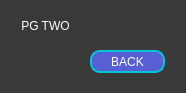
The window that uiFiles/pageTwo.ui (HappyAcidRain/STUDYQT) describes before a commit, drawn with Qt 5.
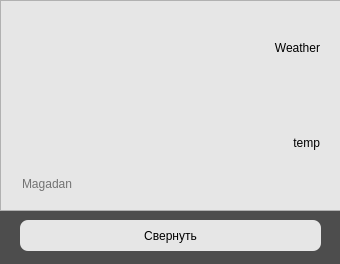
The same window after the commit. Icons and pictures are not drawn.

```diff
--- a/uiFiles/pageTwo.ui
+++ b/uiFiles/pageTwo.ui
@@ -6,8 +6,8 @@
    <rect>
     <x>0</x>
     <y>0</y>
-    <width>186</width>
-    <height>93</height>
+    <width>340</width>
+    <height>264</height>
    </rect>
   </property>
   <property name="windowTitle">
@@ -15,53 +15,133 @@
   </property>
   <property name="styleSheet">
    <string notr="true">QWidget{
-	background: rgb(57, 57, 57);
-	color: white;
+	background: rgb(77, 77, 77);
+	color: black;
 }
 
 QPushButton {
-	background: rgb(88, 94, 211);
-	border: 2px solid rgb(0, 198, 216);
-	border-radius: 10px;
+	background: rgb(230, 230, 230);
+	border: solid;
+	border-radius: 8px;
 
 }
 
 QPushButton:pressed{
-	background:rgb(0, 8, 129);
-	border: 2px solid rgb(12, 218, 211);
-	border-radius: 10px;
+	background:rgb(216, 216, 216);
+	border: solid;
+	border-radius: 8px;
+}
+
+QLineEdit {
+	background: rgb(230, 230, 230);
+	color: black;
+	border: solid;
+	border-radius: 8px;
+}
+
+QFrame {
+	background: rgb(230, 230, 230);
 }</string>
   </property>
   <widget class="QWidget" name="centralwidget">
-   <widget class="QLabel" name="lbl_pageName">
+   <widget class="QLineEdit" name="le_city">
+    <property name="geometry">
+     <rect>
+      <x>20</x>
+      <y>170</y>
+      <width>101</width>
+      <height>28</height>
+     </rect>
+    </property>
+    <property name="placeholderText">
+     <string>Magadan</string>
+    </property>
+   </widget>
+   <widget class="QLabel" name="lbl_temp">
+    <property name="geometry">
+     <rect>
+      <x>190</x>
+      <y>110</y>
+      <width>130</width>
+      <height>66</height>
+     </rect>
+    </property>
+    <property name="text">
+     <string>temp</string>
+    </property>
+    <property name="alignment">
+     <set>Qt::AlignRight|Qt::AlignTrailing|Qt::AlignVCenter</set>
+    </property>
+   </widget>
+   <widget class="QFrame" name="frame">
     <property name="geometry">
      <rect>
       <x>0</x>
-      <y>10</y>
-      <width>91</width>
-      <height>31</height>
+      <y>0</y>
+      <width>341</width>
+      <height>211</height>
      </rect>
     </property>
-    <property name="text">
-     <string>PG TWO</string>
+    <property name="frameShape">
+     <enum>QFrame::StyledPanel</enum>
     </property>
-    <property name="alignment">
-     <set>Qt::AlignCenter</set>
+    <property name="frameShadow">
+     <enum>QFrame::Raised</enum>
     </property>
+    <widget class="QLabel" name="lbl_icon_2">
+     <property name="geometry">
+      <rect>
+       <x>20</x>
+       <y>20</y>
+       <width>61</width>
+       <height>61</height>
+      </rect>
+     </property>
+     <property name="text">
+      <string/>
+     </property>
+     <property name="pixmap">
+      <pixmap>../NEW_APP/res/sunny-500.png</pixmap>
+     </property>
+     <property name="scaledContents">
+      <bool>true</bool>
+     </property>
+    </widget>
    </widget>
    <widget class="QPushButton" name="btn_back">
     <property name="geometry">
      <rect>
-      <x>90</x>
-      <y>50</y>
-      <width>75</width>
-      <height>23</height>
+      <x>20</x>
+      <y>220</y>
+      <width>301</width>
+      <height>31</height>
      </rect>
     </property>
     <property name="text">
-     <string>BACK</string>
+     <string>Свернуть</string>
     </property>
    </widget>
+   <widget class="QLabel" name="lbl_weather">
+    <property name="geometry">
+     <rect>
+      <x>140</x>
+      <y>20</y>
+      <width>180</width>
+      <height>55</height>
+     </rect>
+    </property>
+    <property name="text">
+     <string>Weather</string>
+    </property>
+    <property name="alignment">
+     <set>Qt::AlignRight|Qt::AlignTrailing|Qt::AlignVCenter</set>
+    </property>
+   </widget>
+   <zorder>frame</zorder>
+   <zorder>btn_back</zorder>
+   <zorder>lbl_weather</zorder>
+   <zorder>le_city</zorder>
+   <zorder>lbl_temp</zorder>
   </widget>
  </widget>
  <resources/>
```
